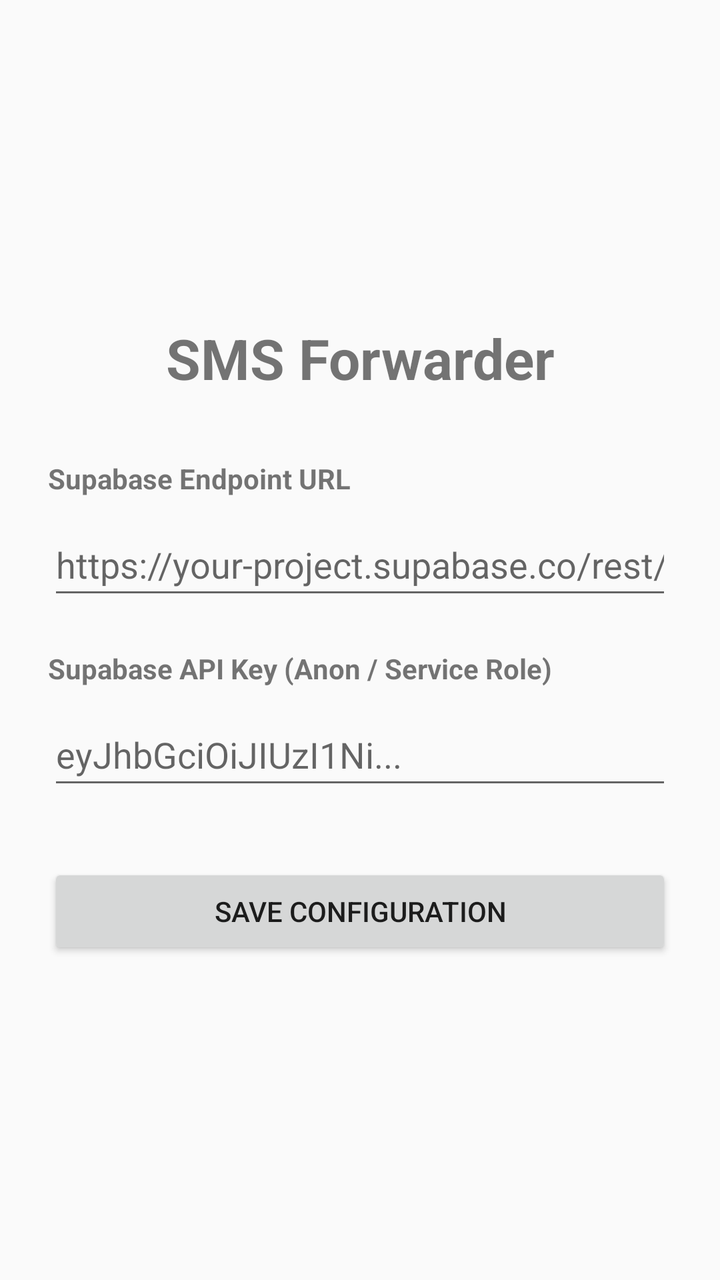
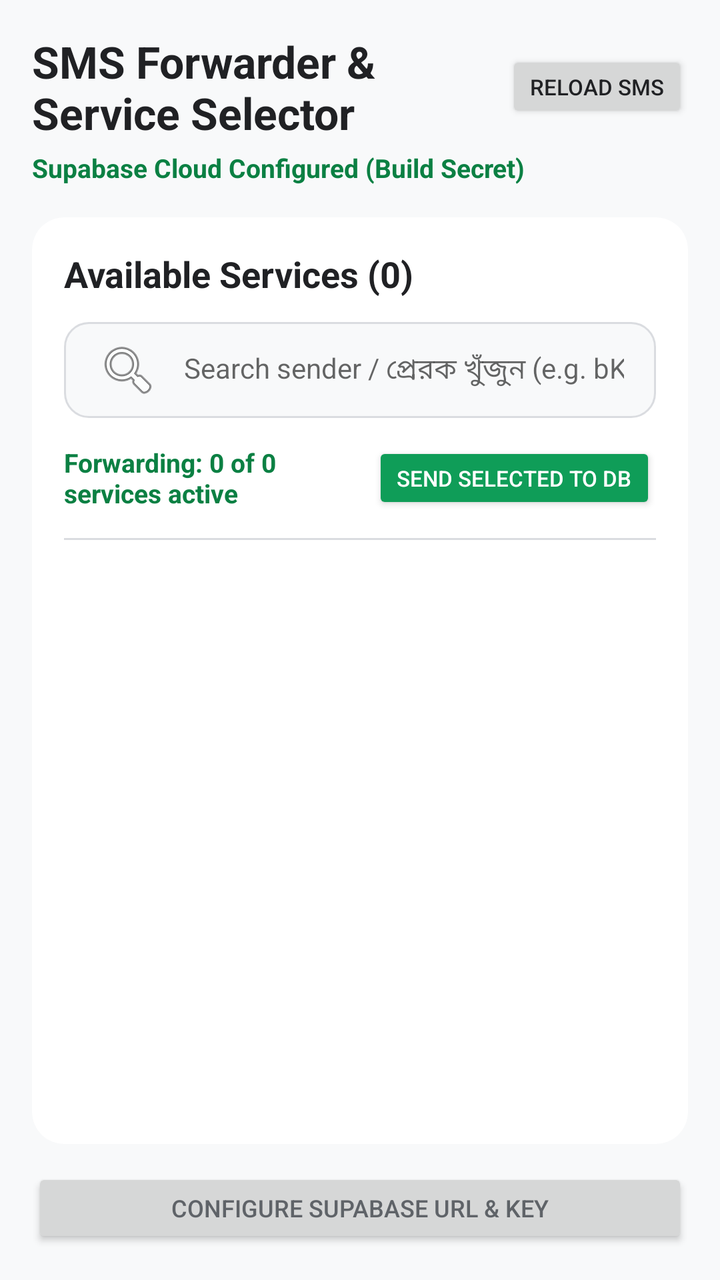

The first picture is an Android layout as it rendered before a commit; the second is the same layout after the commit. The layout source and the unified diff follow.
<!-- AndroidManifest.xml: application theme Theme.AppCompat.Light.DarkActionBar -->
<!-- res/layout/activity_main.xml -->
<?xml version="1.0" encoding="utf-8"?>
<LinearLayout xmlns:android="http://schemas.android.com/apk/res/android"
    android:layout_width="match_parent"
    android:layout_height="match_parent"
    android:orientation="vertical"
    android:padding="24dp"
    android:gravity="center_vertical">

    <TextView
        android:layout_width="match_parent"
        android:layout_height="wrap_content"
        android:text="SMS Forwarder"
        android:textSize="28sp"
        android:textStyle="bold"
        android:gravity="center"
        android:layout_marginBottom="32dp" />

    <TextView
        android:layout_width="match_parent"
        android:layout_height="wrap_content"
        android:text="Supabase Endpoint URL"
        android:textSize="14sp"
        android:textStyle="bold"
        android:layout_marginBottom="8dp" />

    <EditText
        android:id="@+id/etSupabaseUrl"
        android:layout_width="match_parent"
        android:layout_height="wrap_content"
        android:hint="https://your-project.supabase.co/rest/v1/sms"
        android:inputType="textUri"
        android:minHeight="48dp"
        android:layout_marginBottom="20dp" />

    <TextView
        android:layout_width="match_parent"
        android:layout_height="wrap_content"
        android:text="Supabase API Key (Anon / Service Role)"
        android:textSize="14sp"
        android:textStyle="bold"
        android:layout_marginBottom="8dp" />

    <EditText
        android:id="@+id/etApiKey"
        android:layout_width="match_parent"
        android:layout_height="wrap_content"
        android:hint="eyJhbGciOiJIUzI1Ni..."
        android:inputType="textPassword"
        android:minHeight="48dp"
        android:layout_marginBottom="32dp" />

    <Button
        android:id="@+id/btnSave"
        android:layout_width="match_parent"
        android:layout_height="wrap_content"
        android:text="Save Configuration"
        android:minHeight="48dp" />

</LinearLayout>
<!-- resources referenced by this layout -->
<resources>

</resources>

<!-- the commit's change to res/layout/activity_main.xml (unified diff, before → after) -->
@@ -1,59 +1,151 @@
 <?xml version="1.0" encoding="utf-8"?>
 <LinearLayout xmlns:android="http://schemas.android.com/apk/res/android"
+    xmlns:app="http://schemas.android.com/apk/res-auto"
     android:layout_width="match_parent"
     android:layout_height="match_parent"
     android:orientation="vertical"
-    android:padding="24dp"
-    android:gravity="center_vertical">
+    android:background="@color/background_light"
+    android:padding="16dp">
+
+    
+    <LinearLayout
+        android:layout_width="match_parent"
+        android:layout_height="wrap_content"
+        android:orientation="horizontal"
+        android:gravity="center_vertical"
+        android:layout_marginBottom="4dp">
+
+        <TextView
+            android:layout_width="0dp"
+            android:layout_height="wrap_content"
+            android:layout_weight="1"
+            android:text="SMS Forwarder &amp; Service Selector"
+            android:textSize="22sp"
+            android:textStyle="bold"
+            android:textColor="@color/text_primary" />
+
+        <Button
+            android:id="@+id/btnReload"
+            style="?attr/materialButtonOutlinedStyle"
+            android:layout_width="wrap_content"
+            android:layout_height="wrap_content"
+            android:text="RELOAD SMS"
+            android:textSize="11sp"
+            android:textColor="@color/text_primary"
+            android:insetTop="0dp"
+            android:insetBottom="0dp"
+            android:minHeight="36dp" />
+
+    </LinearLayout>
 
     <TextView
         android:layout_width="match_parent"
         android:layout_height="wrap_content"
-        android:text="SMS Forwarder"
-        android:textSize="28sp"
+        android:text="Supabase Cloud Configured (Build Secret)"
+        android:textSize="13sp"
         android:textStyle="bold"
-        android:gravity="center"
-        android:layout_marginBottom="32dp" />
+        android:textColor="@color/primary_green_dark"
+        android:layout_marginBottom="16dp" />
 
-    <TextView
+    
+    <androidx.cardview.widget.CardView
+        android:layout_width="match_parent"
+        android:layout_height="0dp"
+        android:layout_weight="1"
+        app:cardCornerRadius="16dp"
+        app:cardElevation="2dp"
+        app:cardBackgroundColor="@color/card_background"
+        app:contentPadding="16dp">
+
+        <LinearLayout
+            android:layout_width="match_parent"
+            android:layout_height="match_parent"
+            android:orientation="vertical">
+
+            <TextView
+                android:id="@+id/tvAvailableServices"
+                android:layout_width="match_parent"
+                android:layout_height="wrap_content"
+                android:text="Available Services (0)"
+                android:textSize="18sp"
+                android:textStyle="bold"
+                android:textColor="@color/text_primary"
+                android:layout_marginBottom="12dp" />
+
+            
+            <EditText
+                android:id="@+id/etSearch"
+                android:layout_width="match_parent"
+                android:layout_height="48dp"
+                android:background="@drawable/bg_search"
+                android:drawableStart="@android:drawable/ic_menu_search"
+                android:drawablePadding="12dp"
+                android:hint="Search sender / প্রেরক খুঁজুন (e.g. bKash, NAG...)"
+                android:textSize="14sp"
+                android:paddingHorizontal="16dp"
+                android:inputType="text"
+                android:layout_marginBottom="12dp" />
+
+            
+            <LinearLayout
+                android:layout_width="match_parent"
+                android:layout_height="wrap_content"
+                android:orientation="horizontal"
+                android:gravity="center_vertical"
+                android:layout_marginBottom="12dp">
+
+                <TextView
+                    android:id="@+id/tvActiveForwarding"
+                    android:layout_width="0dp"
+                    android:layout_height="wrap_content"
+                    android:layout_weight="1"
+                    android:text="Forwarding: 0 of 0 services active"
+                    android:textSize="13sp"
+                    android:textStyle="bold"
+                    android:textColor="@color/primary_green_dark" />
+
+                <Button
+                    android:id="@+id/btnSendSelected"
+                    android:layout_width="wrap_content"
+                    android:layout_height="wrap_content"
+                    android:text="SEND SELECTED TO DB"
+                    android:textSize="11sp"
+                    android:backgroundTint="@color/primary_green"
+                    android:textColor="@android:color/white"
+                    android:minHeight="36dp"
+                    android:insetTop="0dp"
+                    android:insetBottom="0dp" />
+
+            </LinearLayout>
+
+            <View
+                android:layout_width="match_parent"
+                android:layout_height="1dp"
+                android:background="@color/divider_color"
+                android:layout_marginBottom="12dp" />
+
+            
+            <androidx.recyclerview.widget.RecyclerView
+                android:id="@+id/recyclerViewSenders"
+                android:layout_width="match_parent"
+                android:layout_height="0dp"
+                android:layout_weight="1"
+                android:clipToPadding="false" />
+
+        </LinearLayout>
+
+    </androidx.cardview.widget.CardView>
+
+    
+    <Button
+        android:id="@+id/btnSettings"
+        style="?attr/materialButtonOutlinedStyle"
         android:layout_width="match_parent"
         android:layout_height="wrap_content"
-        android:text="Supabase Endpoint URL"
-        android:textSize="14sp"
-        android:textStyle="bold"
-        android:layout_marginBottom="8dp" />
-
-    <EditText
-        android:id="@+id/etSupabaseUrl"
-        android:layout_width="match_parent"
-        android:layout_height="wrap_content"
-        android:hint="https://your-project.supabase.co/rest/v1/sms"
-        android:inputType="textUri"
-        android:minHeight="48dp"
-        android:layout_marginBottom="20dp" />
-
-    <TextView
-        android:layout_width="match_parent"
-        android:layout_height="wrap_content"
-        android:text="Supabase API Key (Anon / Service Role)"
-        android:textSize="14sp"
-        android:textStyle="bold"
-        android:layout_marginBottom="8dp" />
-
-    <EditText
-        android:id="@+id/etApiKey"
-        android:layout_width="match_parent"
-        android:layout_height="wrap_content"
-        android:hint="eyJhbGciOiJIUzI1Ni..."
-        android:inputType="textPassword"
-        android:minHeight="48dp"
-        android:layout_marginBottom="32dp" />
-
-    <Button
-        android:id="@+id/btnSave"
-        android:layout_width="match_parent"
-        android:layout_height="wrap_content"
-        android:text="Save Configuration"
-        android:minHeight="48dp" />
+        android:text="Configure Supabase URL &amp; Key"
+        android:textSize="12sp"
+        android:textColor="@color/text_secondary"
+        android:layout_marginTop="12dp"
+        android:minHeight="40dp" />
 
 </LinearLayout>
<!-- resource entries referenced after the edit -->
@@ -1,5 +1,19 @@
 <!-- resources referenced by this layout -->
 <resources>
-
+  <color name="background_light">#F8F9FA</color>
+  <color name="card_background">#FFFFFF</color>
+  <color name="divider_color">#DADCE0</color>
+  <color name="primary_green">#0F9D58</color>
+  <color name="primary_green_dark">#0B8043</color>
+  <color name="text_primary">#202124</color>
+  <color name="text_secondary">#5F6368</color>
+  <!-- drawable bg_search (drawable) -->
+  <?xml version="1.0" encoding="utf-8"?>
+  <shape xmlns:android="http://schemas.android.com/apk/res/android"
+      android:shape="rectangle">
+      <solid android:color="@color/background_light" />
+      <stroke android:width="1dp" android:color="@color/divider_color" />
+      <corners android:radius="12dp" />
+  </shape>
 </resources>
 
